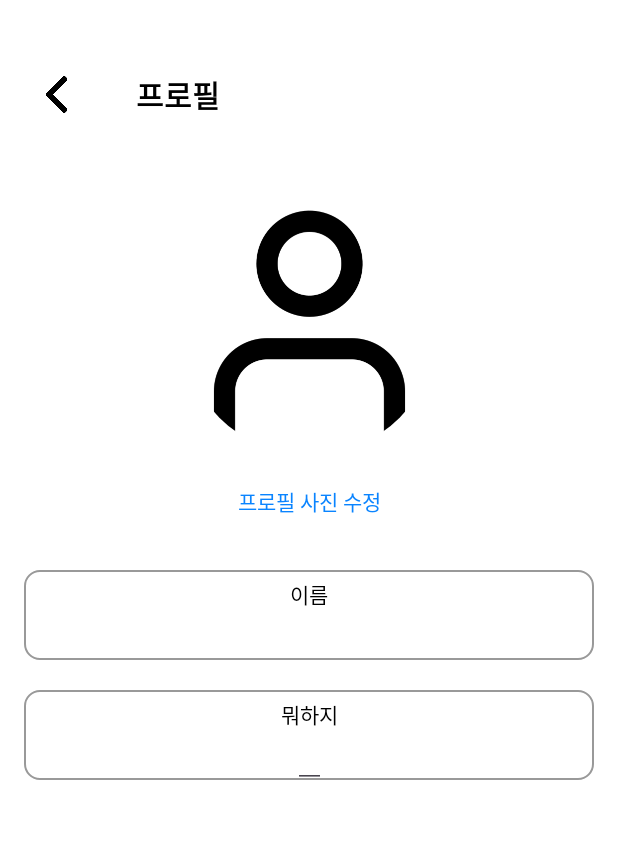
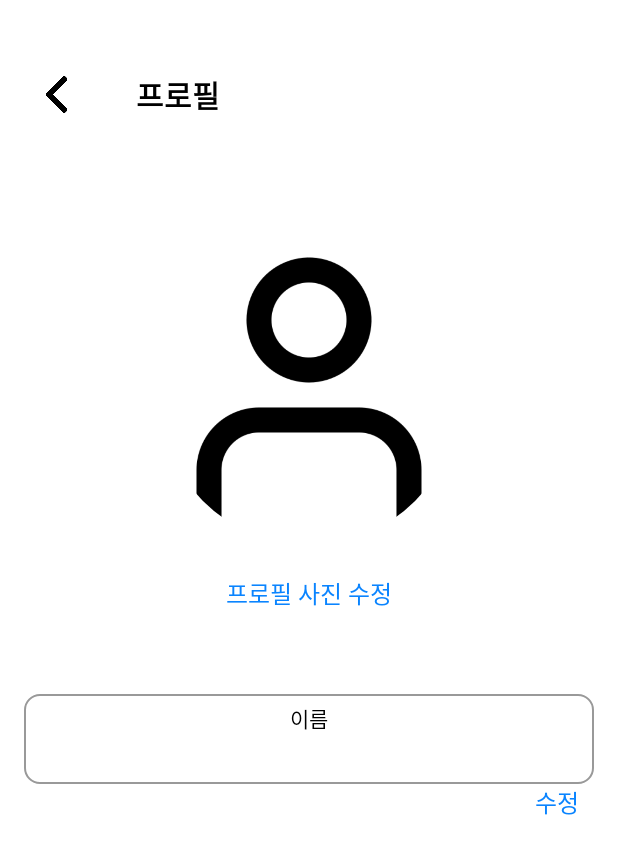
Before and after one commit to seungjun9999/DoTeacher, an Android app: the ProfileFragment screen opened through its navigation route, on a phone screen of 412 x 824 dp. Shown: the top 854 px of the screen. Run offline under Robolectric (Android 15) with nearby library versions, the phone set to English and light mode, and no system bars; our stand-ins replace CircleImageView, Dagger/Hilt's generated code, Timber, data binding, navigation-ui; network calls fail; pictures from the network do not load; Roboto replaces fonts that are not available here; 1 statement that could not run was skipped.

Commit message:
Chore : socket edit

```diff
--- a/DoTeacher/app/build.gradle.kts
+++ b/DoTeacher/app/build.gradle.kts
@@ -141,6 +141,8 @@ dependencies {
     implementation (libs.glide)
     annotationProcessor (libs.compiler)
 
+    implementation ("com.journeyapps:zxing-android-embedded:4.2.0")
+
     implementation (libs.lottie)
 
 }
--- a/DoTeacher/app/src/main/AndroidManifest.xml
+++ b/DoTeacher/app/src/main/AndroidManifest.xml
@@ -4,8 +4,10 @@
 
     <uses-permission android:name="android.permission.ACCESS_NETWORK_STATE" />
     <uses-permission android:name="android.permission.INTERNET" />
+    <uses-permission android:name="android.permission.CAMERA" />
     <uses-permission android:name="android.permission.WRITE_EXTERNAL_STORAGE" />
     <uses-permission android:name="android.permission.READ_EXTERNAL_STORAGE" />
+
 
     <application
             android:name=".core.DosunsangApplication"
--- a/DoTeacher/app/src/main/java/com/example/doteacher/data/source/UserDataSource.kt
+++ b/DoTeacher/app/src/main/java/com/example/doteacher/data/source/UserDataSource.kt
@@ -45,4 +45,5 @@ interface UserDataSource {
 
     suspend fun goNext(robotId: Int) : ResponseData<MessageResponse>
 
+    suspend fun updateUserName(userId: Int, userName : String) : ResponseData<UserData>
 }
--- a/DoTeacher/app/src/main/java/com/example/doteacher/ui/profile/ProfileFragment.kt
+++ b/DoTeacher/app/src/main/java/com/example/doteacher/ui/profile/ProfileFragment.kt
@@ -120,6 +120,10 @@ class ProfileFragment : BaseFragment<FragmentProfileBinding>(R.layout.fragment_p
         binding.tvProfileChange.setOnClickListener {
             openImageChooser()
         }
+
+        binding.editname.setOnClickListener{
+
+        }
     }
 
     private fun observeViewModel() {
--- a/DoTeacher/app/src/main/java/com/example/doteacher/ui/profile/viewmodel/ProfileViewModel.kt
+++ b/DoTeacher/app/src/main/java/com/example/doteacher/ui/profile/viewmodel/ProfileViewModel.kt
@@ -48,6 +48,11 @@ class ProfileViewModel @Inject constructor(
         _userData.value = SingletonUtil.user
     }
 
+    fun updateUserName(){
+
+    }
+
+
     fun updateProfileImage(userId: Int, imageUrl: String) {
         viewModelScope.launch {
             when (val response = safeApiCall(Dispatchers.IO) {
--- a/DoTeacher/app/src/main/res/layout/fragment_profile.xml
+++ b/DoTeacher/app/src/main/res/layout/fragment_profile.xml
@@ -24,6 +24,7 @@
                 android:layout_width="wrap_content"
                 android:layout_height="wrap_content"
                 android:id="@+id/tv_profile_change"
+                android:textSize="16sp"
                 app:layout_constraintEnd_toEndOf="parent"
                 app:layout_constraintStart_toStartOf="parent"
                 app:layout_constraintTop_toBottomOf="@+id/circleImageView"
@@ -31,14 +32,14 @@
                 android:layout_marginTop="20dp" />
 
         <de.hdodenhof.circleimageview.CircleImageView
-                android:layout_width="170dp"
-                android:layout_height="170dp"
+                android:layout_width="200dp"
+                android:layout_height="200dp"
                 tools:srcCompat="@tools:sample/avatars"
                 imageUrl="@{userData.userImage}"
                 app:layout_constraintEnd_toEndOf="parent"
                 app:layout_constraintStart_toStartOf="parent"
                 app:layout_constraintTop_toBottomOf="@+id/textView12"
-                android:layout_marginTop="50dp"
+                android:layout_marginTop="80dp"
                 android:id="@+id/circleImageView">
 
         </de.hdodenhof.circleimageview.CircleImageView>
@@ -76,7 +77,7 @@
                 app:layout_constraintStart_toStartOf="parent"
                 app:layout_constraintEnd_toEndOf="parent"
                 android:id="@+id/constraintLayout2"
-                android:layout_marginTop="35dp">
+                android:layout_marginTop="55dp">
 
             <TextView
                     android:text="이름"
@@ -101,39 +102,6 @@
                     app:layout_constraintStart_toStartOf="parent"
                     app:layout_constraintBottom_toBottomOf="parent"
                     android:layout_marginBottom="5dp" />
-        </androidx.constraintlayout.widget.ConstraintLayout>
-
-        <androidx.constraintlayout.widget.ConstraintLayout
-                android:layout_width="380dp"
-                android:layout_height="60dp"
-                android:background="@drawable/profile_edit"
-                app:layout_constraintEnd_toEndOf="parent"
-                app:layout_constraintStart_toStartOf="parent"
-                app:layout_constraintTop_toBottomOf="@+id/constraintLayout2"
-                android:layout_marginTop="20dp">
-
-            <TextView
-                    android:text="뭐하지"
-                    android:layout_width="wrap_content"
-                    android:layout_height="wrap_content"
-                    android:id="@+id/textView21"
-                    app:layout_constraintTop_toTopOf="parent"
-                    app:layout_constraintEnd_toEndOf="parent"
-                    app:layout_constraintStart_toStartOf="parent"
-                    android:layout_marginTop="5dp"
-                    android:textColor="@color/black" />
-
-            <EditText
-                    android:text="음"
-                    android:layout_width="wrap_content"
-                    android:layout_height="wrap_content"
-                    android:id="@+id/textView20"
-                    android:textColor="@color/white"
-                    app:layout_constraintEnd_toEndOf="parent"
-                    android:textSize="15sp"
-                    app:layout_constraintStart_toStartOf="parent"
-                    app:layout_constraintTop_toBottomOf="@+id/textView21"
-                    app:layout_constraintBottom_toBottomOf="parent" />
         </androidx.constraintlayout.widget.ConstraintLayout>
 
         <com.airbnb.lottie.LottieAnimationView
@@ -175,6 +143,17 @@
                 app:layout_constraintStart_toStartOf="parent"
                 app:layout_constraintEnd_toEndOf="parent" />
 
+        <TextView
+                android:text="수정"
+                android:layout_width="wrap_content"
+                android:layout_height="wrap_content"
+                android:id="@+id/editname"
+                android:textSize="16sp"
+                app:layout_constraintEnd_toEndOf="@+id/constraintLayout2"
+                app:layout_constraintTop_toBottomOf="@+id/constraintLayout2"
+                android:textColor="#0A84FF"
+                android:layout_marginEnd="10dp" />
+
 
     </androidx.constraintlayout.widget.ConstraintLayout>
 </layout>
--- a/dosunsang_server/dosunsang_server/src/main/java/com/dosunsang/dosunsang_server/controller/RecommendController.java
+++ b/dosunsang_server/dosunsang_server/src/main/java/com/dosunsang/dosunsang_server/controller/RecommendController.java
@@ -39,13 +39,14 @@ public class RecommendController {
         // 거리기반 정렬 알고리즘 필요함
         try {
             String msg = chatGptService.sendMessage(String.valueOf(sendmsg));
+            String userid = String.valueOf(user.id+", ");
             // log.info(String.valueOf(msg));
 
             RobotRegistration robotRegistration = RobotRegistration.getInstance();
             WebSocketSession session = robotRegistration.getSession(robotId);
 
             if (session != null) {
-                session.sendMessage(new TextMessage(msg));
+                session.sendMessage(new TextMessage(userid+msg));
 
             } else {
                 log.info("null");
```
Also changed, not shown: DoTeacher/app/src/main/java/com/example/doteacher/data/api/UserService.kt (+7 -0 lines), DoTeacher/app/src/main/java/com/example/doteacher/data/source/UserDataSourceImpl.kt (+7 -3 lines), DoTeacher/app/src/main/java/com/example/doteacher/ui/dosunsang/DosunsangFragment.kt (+129 -49 lines), DoTeacher/app/src/main/java/com/example/doteacher/ui/dosunsang/viewmodel/DosunsangViewModel.kt (+14 -62 lines), DoTeacher/app/src/main/res/layout/fragment_dosunsang.xml (+11 -6 lines), DoTeacher/app/src/main/res/drawable/qrcode.png (added).
